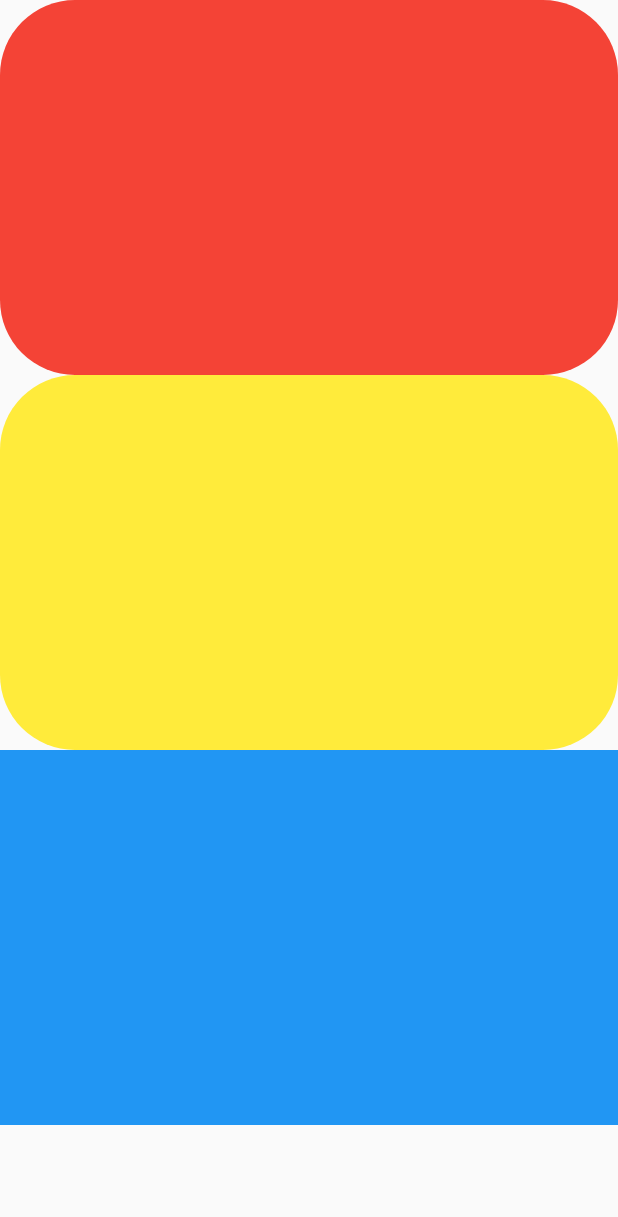
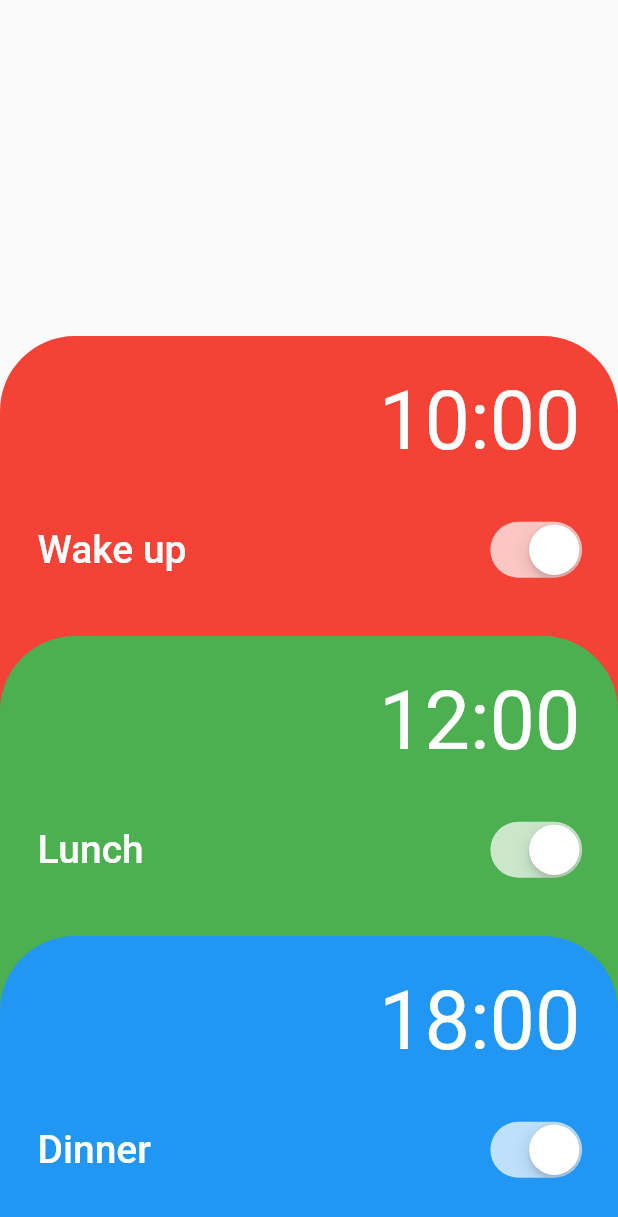
Before and after one commit to 7verdy/remindme, a Flutter app: the screen it shows after launch, on a phone screen of 412 x 824 dp. Shown: the top 1217 px of the screen. Run offline on Flutter 3.47's test engine with Material 2 defaults, Android fonts, the phone set to English and light mode, and no system bars.

Commit message:
feat(landing): add rough draft of reminder cards.

```diff
--- a/lib/main.dart
+++ b/lib/main.dart
@@ -1,4 +1,6 @@
 import 'package:flutter/material.dart';
+
+import 'widgets/alarm_widget.dart';
 
 void main() {
   runApp(const MyApp());
@@ -31,31 +33,22 @@ class _MyHomePageState extends State<MyHomePage> {
   @override
   Widget build(BuildContext context) {
     return Scaffold(
-      body: SingleChildScrollView(
-        child: Column(children: [
-          Container(
-            decoration: const BoxDecoration(
-              borderRadius: BorderRadius.all(Radius.circular(50.0)),
-              color: Colors.red,
-            ),
-            height: 250,
-            width: MediaQuery.of(context).size.width,
-          ),
-          Container(
-            decoration: const BoxDecoration(
-              borderRadius: BorderRadius.all(Radius.circular(50.0)),
-              color: Colors.yellow,
-            ),
-            height: 250,
-            width: MediaQuery.of(context).size.width,
-          ),
-          Container(
-            height: 250,
-            width: double.infinity,
-            color: Colors.blue,
-          ),
-        ]),
-      ),
+      body: Stack(
+        fit: StackFit.loose,
+        children: [
+        Positioned(
+          width: MediaQuery.of(context).size.width,
+          bottom: 350.0,
+          child: const AlarmWidget(color: Colors.red, time: '10:00', title: 'Wake up')),
+        Positioned(
+          width: MediaQuery.of(context).size.width,
+          bottom: 150.0,
+          child: const AlarmWidget(color: Colors.green, time: '12:00', title: 'Lunch')),
+        Positioned(
+          width: MediaQuery.of(context).size.width,
+          bottom: -50.0,
+          child: const AlarmWidget(color: Colors.blue, time: '18:00', title: 'Dinner')),
+      ]),
     );
   }
 }
--- /dev/null
+++ b/lib/widgets/alarm_widget.dart
@@ -0,0 +1,102 @@
+import 'package:flutter/material.dart';
+import 'package:flutter/cupertino.dart';
+
+
+// ignore: must_be_immutable
+class AlarmWidget extends StatefulWidget {
+  const AlarmWidget(
+      {super.key,
+      required this.color,
+      required this.time,
+      required this.title});
+
+  final Color color;
+  final String time;
+  final String title;
+
+  @override
+  AlarmSwitch createState() => AlarmSwitch();
+}
+
+class AlarmSwitch extends State<AlarmWidget> {
+  bool isOn = true;
+  late Color color;
+  late String time;
+  late String title;
+
+  @override
+  initState() {
+    color = widget.color;
+    time = widget.time;
+    title = widget.title;
+    super.initState();
+  }
+
+  @override
+  Widget build(BuildContext context) {
+    return Container(
+      height: 250.0,
+      decoration: BoxDecoration(
+        color: color,
+        // border top left and top right
+        borderRadius: const BorderRadius.only(
+          topLeft: Radius.circular(50.0),
+          topRight: Radius.circular(50.0),
+        ),
+      ),
+      child: Column(
+        children: [
+          const SizedBox(height: 25.0),
+          Align(
+            alignment: Alignment.topRight,
+            child: Padding(
+              padding: const EdgeInsets.only(right: 25.0),
+              child: Text(
+                time,
+                style: const TextStyle(
+                  fontSize: 54,
+                  color: Colors.white
+                ),
+              ),
+            ),
+          ),
+          const SizedBox(height: 35.0),
+          Row(
+            mainAxisAlignment: MainAxisAlignment.spaceBetween,
+            children: [
+            Padding(padding:
+              const EdgeInsets.only(left: 25.0),
+              child: Text(
+                title,
+                style: const TextStyle(
+                  fontWeight: FontWeight.w500,
+                  fontSize: 26,
+                  color: Colors.white
+                ),
+              ),
+            ),
+            Padding(
+              padding: const EdgeInsets.only(right: 25.0),
+              child: Transform.scale(
+                scale: 1.2,
+                child: CupertinoSwitch(
+                  // make the track blurry
+                  trackColor: Colors.grey.withOpacity(0.5),
+                  activeColor: Colors.white.withOpacity(0.7),
+                  value: isOn,
+                  onChanged: (value) {
+                    setState(() {
+                      isOn = value;
+                    });
+                  },
+                  // add blur effect
+
+                ),
+              ),
+            ),
+          ]),
+        ],
+      ),
+    );
+  }
+}
```
